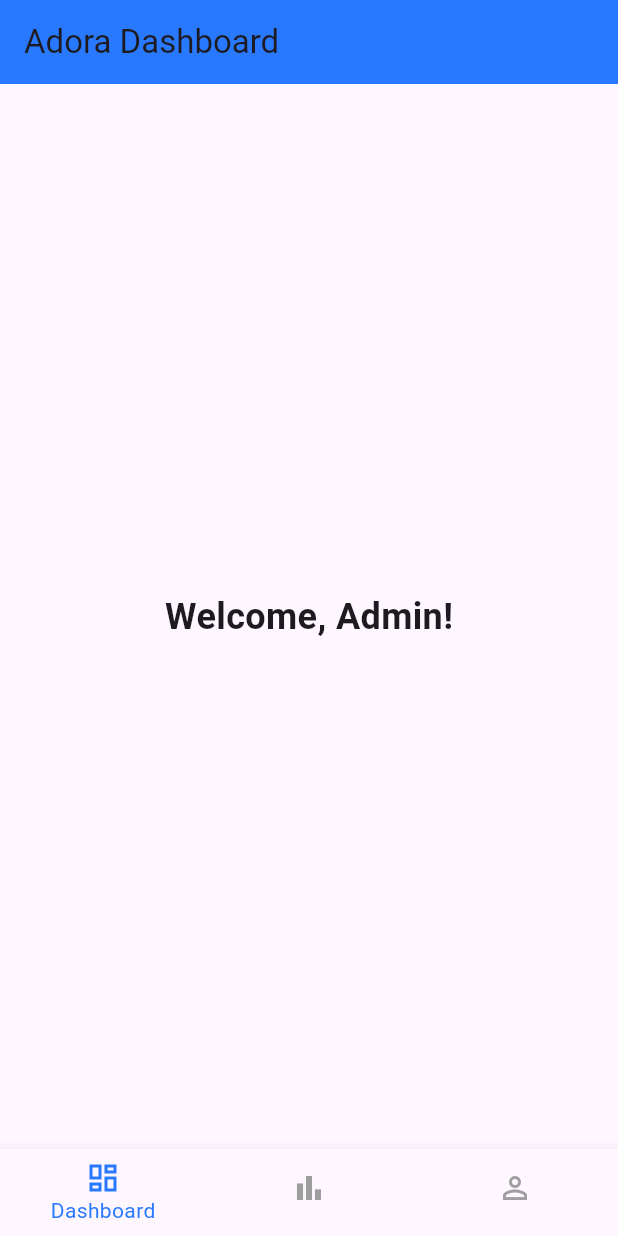
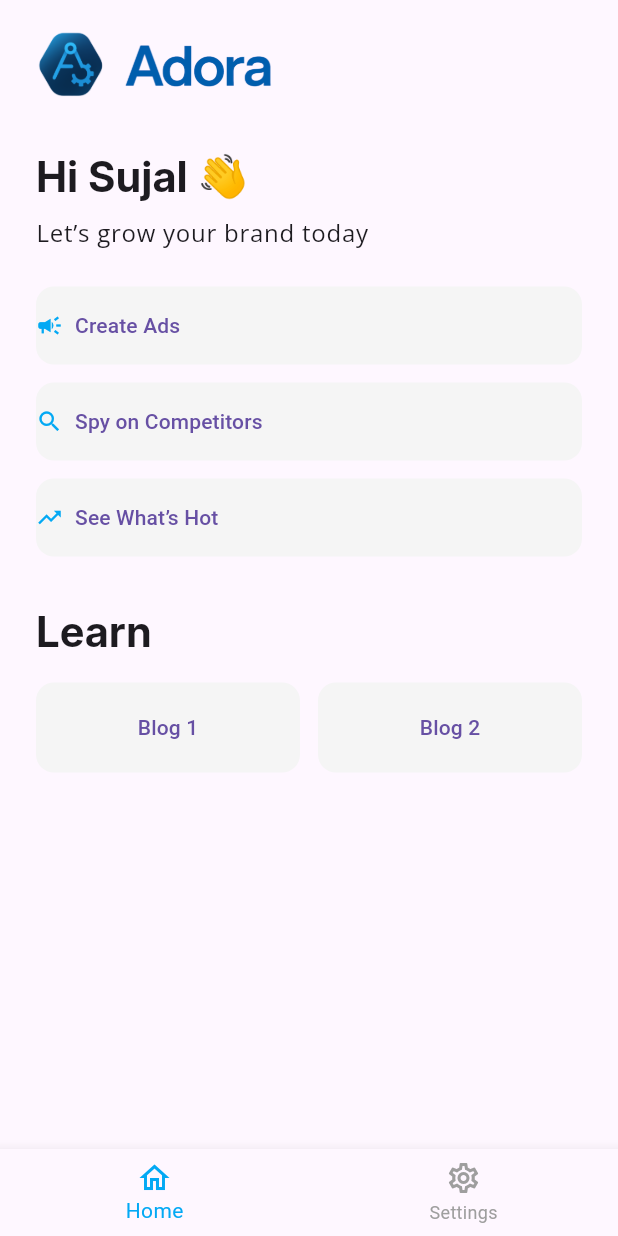
Before and after one commit to sujal-shrestha/adora, a Flutter app: the DashboardPage screen opened directly, on a phone screen of 412 x 824 dp. Run offline on Flutter 3.47's test engine with Material 3 defaults, Android fonts, the phone set to English and light mode, and no system bars.

Commit message:
Dashboard Design Complete

```diff
--- a/lib/pages/dashboard_page.dart
+++ b/lib/pages/dashboard_page.dart
@@ -10,26 +10,9 @@ class DashboardPage extends StatefulWidget {
 class _DashboardPageState extends State<DashboardPage> {
   int _selectedIndex = 0;
 
-
   final List<Widget> _screens = [
-    const Center(
-      child: Text(
-        'Welcome, Admin!',
-        style: TextStyle(fontSize: 24, fontWeight: FontWeight.bold),
-      ),
-    ),
-    const Center(
-      child: Text(
-        'Analytics Coming Soon',
-        style: TextStyle(fontSize: 20),
-      ),
-    ),
-    const Center(
-      child: Text(
-        'Profile Settings',
-        style: TextStyle(fontSize: 20),
-      ),
-    ),
+    const _HomeScreen(),
+    const Center(child: Text("Settings Coming Soon")),
   ];
 
   void _onItemTapped(int index) {
@@ -41,32 +24,159 @@ class _DashboardPageState extends State<DashboardPage> {
   @override
   Widget build(BuildContext context) {
     return Scaffold(
-      appBar: AppBar(
-        title: const Text('Adora Dashboard'),
-        backgroundColor: const Color(0xFF2979FF),
-      ),
       body: _screens[_selectedIndex],
       bottomNavigationBar: BottomNavigationBar(
         currentIndex: _selectedIndex,
         onTap: _onItemTapped,
-        selectedItemColor: const Color(0xFF2979FF),
+        selectedItemColor: Colors.lightBlue,
         unselectedItemColor: Colors.grey,
-        showUnselectedLabels: false,
+        showUnselectedLabels: true,
         items: const [
           BottomNavigationBarItem(
-            icon: Icon(Icons.dashboard_outlined),
-            label: 'Dashboard',
+            icon: Icon(Icons.home_outlined),
+            label: 'Home',
           ),
           BottomNavigationBarItem(
-            icon: Icon(Icons.bar_chart_outlined),
-            label: 'Analytics',
-          ),
-          BottomNavigationBarItem(
-            icon: Icon(Icons.person_outline),
-            label: 'Profile',
+            icon: Icon(Icons.settings_outlined),
+            label: 'Settings',
           ),
         ],
       ),
     );
   }
 }
+
+class _HomeScreen extends StatelessWidget {
+  const _HomeScreen();
+
+  @override
+  Widget build(BuildContext context) {
+    final headlineStyle = Theme.of(context).textTheme.headlineMedium?.copyWith(
+          fontFamily: 'Inter Bold',
+          fontWeight: FontWeight.bold,
+        );
+    final bodyStyle = Theme.of(context).textTheme.bodyLarge?.copyWith(
+          fontFamily: 'OpenSans Regular',
+          fontSize: 16,
+        );
+
+    return SafeArea(
+      child: Padding(
+        padding: const EdgeInsets.symmetric(horizontal: 24.0, vertical: 20),
+        child: ListView(
+          children: [
+            // Logo Row
+            Row(
+              children: [
+                Image.asset('assets/images/logo_mark.png', height: 48),
+                const SizedBox(width: 10),
+                Image.asset('assets/images/word_mark.png', height: 36),
+              ],
+            ),
+            const SizedBox(height: 32),
+
+            Text("Hi Sujal 👋", style: headlineStyle),
+            const SizedBox(height: 6),
+            Text("Let’s grow your brand today", style: bodyStyle),
+            const SizedBox(height: 24),
+
+            _FeatureButton(
+              icon: Icons.campaign,
+              label: 'Create Ads',
+              onTap: () {},
+            ),
+            const SizedBox(height: 12),
+            _FeatureButton(
+              icon: Icons.search,
+              label: 'Spy on Competitors',
+              onTap: () {},
+            ),
+            const SizedBox(height: 12),
+            _FeatureButton(
+              icon: Icons.trending_up,
+              label: 'See What’s Hot',
+              onTap: () {},
+            ),
+            const SizedBox(height: 32),
+
+            Text('Learn', style: headlineStyle),
+            const SizedBox(height: 16),
+
+            Row(
+              children: [
+                Expanded(
+                  child: _SimpleButton(label: 'Blog 1', onTap: () {}),
+                ),
+                const SizedBox(width: 12),
+                Expanded(
+                  child: _SimpleButton(label: 'Blog 2', onTap: () {}),
+                ),
+              ],
+            ),
+          ],
+        ),
+      ),
+    );
+  }
+}
+
+
+class _FeatureButton extends StatelessWidget {
+  final IconData icon;
+  final String label;
+  final VoidCallback onTap;
+  final TextStyle? textStyle;
+
+  const _FeatureButton({
+    required this.icon,
+    required this.label,
+    required this.onTap,
+    this.textStyle,
+  });
+
+  @override
+  Widget build(BuildContext context) {
+    return ElevatedButton.icon(
+      onPressed: onTap,
+      icon: Icon(icon, color: Colors.lightBlue),
+      label: Text(label, style: textStyle),
+      style: ElevatedButton.styleFrom(
+        elevation: 0,
+        backgroundColor: Colors.grey.shade100,
+        padding: const EdgeInsets.symmetric(vertical: 16),
+        shape: RoundedRectangleBorder(
+          borderRadius: BorderRadius.circular(12),
+        ),
+        alignment: Alignment.centerLeft,
+      ),
+    );
+  }
+}
+
+class _SimpleButton extends StatelessWidget {
+  final String label;
+  final VoidCallback onTap;
+  final TextStyle? textStyle;
+
+  const _SimpleButton({
+    required this.label,
+    required this.onTap,
+    this.textStyle,
+  });
+
+  @override
+  Widget build(BuildContext context) {
+    return ElevatedButton(
+      onPressed: onTap,
+      style: ElevatedButton.styleFrom(
+        elevation: 0,
+        backgroundColor: Colors.grey.shade100,
+        padding: const EdgeInsets.symmetric(vertical: 20),
+        shape: RoundedRectangleBorder(
+          borderRadius: BorderRadius.circular(12),
+        ),
+      ),
+      child: Text(label, style: textStyle),
+    );
+  }
+}
--- a/lib/theme/theme_data.dart
+++ b/lib/theme/theme_data.dart
@@ -3,12 +3,12 @@ import 'package:flutter/material.dart';
 ThemeData getApplicationTheme() {
   return ThemeData(
     useMaterial3: false,
-    primarySwatch: Colors.pink,
-    fontFamily: 'OpenSans Bold',
+    primarySwatch: Colors.lightBlue,
+    fontFamily: 'Inter Bold',
     appBarTheme: const AppBarTheme(
           centerTitle: true,
           elevation: 0,
-          backgroundColor: Colors.blue,
+          backgroundColor: Colors.lightBlue,
         ),
  );
 }
--- a/pubspec.yaml
+++ b/pubspec.yaml
@@ -19,7 +19,7 @@ publish_to: 'none' # Remove this line if you wish to publish to pub.dev
 version: 1.0.0+1
 
 environment:
-  sdk: ">=3.9.0-0 <4.0.0"
+  sdk: ">=3.7.0 <3.9.0"
 
 # Dependencies specify other packages that your package needs in order to work.
 # To automatically upgrade your package dependencies to the latest versions
```
Also changed, not shown: pubspec.lock.
